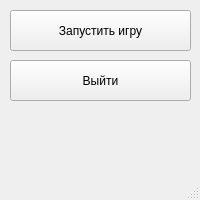
Qt form reports/Galanin_Pavel/lab1/src/gpi_osisp5_option5/gpi_mainwindow.ui (BrSTU-PO4-190333/general_5sem_OSiSP) before a commit.
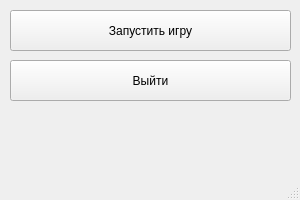
The same form after that commit.

Diff of the .ui file:
```diff
--- a/reports/Galanin_Pavel/lab1/src/gpi_osisp5_option5/gpi_mainwindow.ui
+++ b/reports/Galanin_Pavel/lab1/src/gpi_osisp5_option5/gpi_mainwindow.ui
@@ -6,7 +6,7 @@
    <rect>
     <x>0</x>
     <y>0</y>
-    <width>200</width>
+    <width>300</width>
     <height>200</height>
    </rect>
   </property>
@@ -19,7 +19,7 @@
      <rect>
       <x>10</x>
       <y>10</y>
-      <width>181</width>
+      <width>281</width>
       <height>41</height>
      </rect>
     </property>
@@ -32,7 +32,7 @@
      <rect>
       <x>10</x>
       <y>60</y>
-      <width>181</width>
+      <width>281</width>
       <height>41</height>
      </rect>
     </property>
```
Left out of the diff: 2 changed lines with no effect on the pictures.
